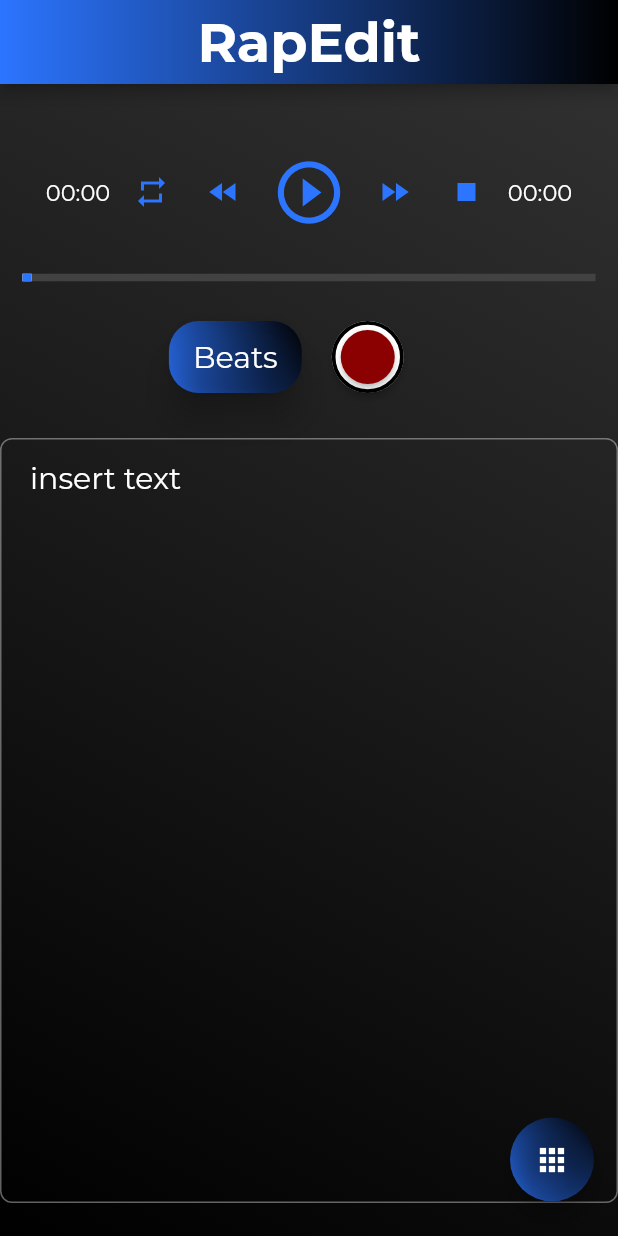
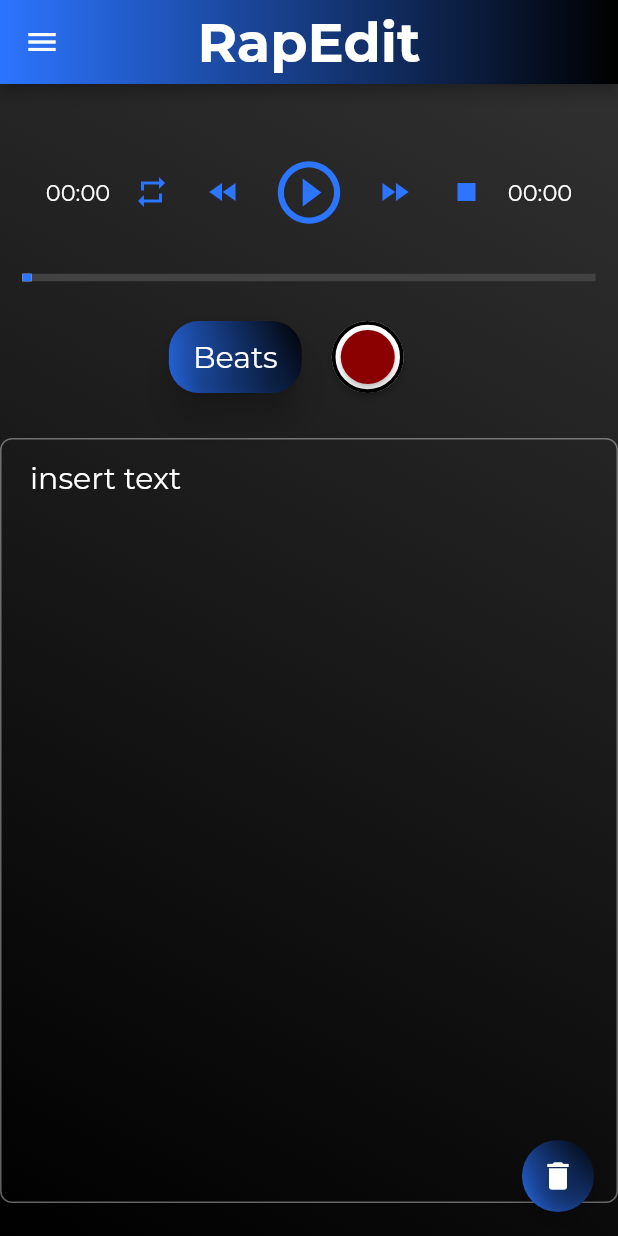
Before and after one commit to Catonzio/rap_edit, a Flutter app: the WritingPage screen opened directly, on a phone screen of 412 x 824 dp. Run offline on Flutter 3.47's test engine with Material 2 defaults, Android fonts, the light colour scheme and no system bars; our stand-ins replace audioplayers, file_picker, gradient_app_bar, permission_handler, shared_preferences; missing offline and left inert: flutter_audio_recorder, share_extend, youtube_explode_dart; accounts and stored records are empty; project files that could hold a hidden picture were left out.

Commit message:
iniziato ad aggiungere il cstmdrawer; tolto il floatingActionCarousel e ci ho messo solo il delete text

```diff
--- a/lib/Trials/Trials.dart
+++ b/lib/Trials/Trials.dart
@@ -16,11 +16,7 @@ class MyApp extends StatelessWidget {
       theme: ThemeData(
         primarySwatch: Colors.blue,
       ),
-      home: Container(
-        child: CstmBackGround(
-          body: CstmDrawer(),
-        ),
-      )
+      home: CstmDrawer()
     );
   }
 }
--- a/lib/pages/WritingPage.dart
+++ b/lib/pages/WritingPage.dart
@@ -8,6 +8,7 @@ import 'package:rap_edit/custom_widgets/CstmBackGround.dart';
 import 'package:rap_edit/custom_widgets/CstmTextField.dart';
 import 'package:rap_edit/custom_widgets/CtsmButton.dart';
 import 'package:rap_edit/custom_widgets/OtherRecorderWidget.dart';
+import 'package:rap_edit/drawer/CstmDrawer.dart';
 import 'package:rap_edit/models/Dictionary.dart';
 import 'package:rap_edit/models/SongFile.dart';
 import 'package:rap_edit/models/SongSingleton.dart';
@@ -79,8 +80,9 @@ class WritingPageState extends State<WritingPage> with AutomaticKeepAliveClientM
         backgroundColorStart: MyColors.primaryColor,
         backgroundColorEnd: MyColors.endElementColor,
         //serve per non permettere di tornare indietro dall'appbar
-        automaticallyImplyLeading: false,
+        //automaticallyImplyLeading: false,
       ),
+        drawer: CstmDrawer(),
         body: CstmBackGround(
           body: Center(
             child: Column(
@@ -120,7 +122,24 @@ class WritingPageState extends State<WritingPage> with AutomaticKeepAliveClientM
             ),
           ),
         ),
-        floatingActionButton: FloatingButtonsCarousel(this),
+        floatingActionButton: Container(
+          decoration: BoxDecoration(
+              gradient: LinearGradient(
+                  begin: Alignment.topRight,
+                  end: Alignment.bottomLeft,
+                  colors: [MyColors.endElementColor, MyColors.primaryColor]
+              ),
+              borderRadius: BorderRadius.circular(50.0)
+          ),
+          child: new FloatingActionButton(
+            heroTag: null,
+            backgroundColor: Colors.transparent,
+            mini: true,
+            child: new Icon(Icons.delete, color: MyColors.textColor),
+            onPressed: () { //alertDeleteText(context);
+               },
+          ),
+        )
     );
   }
 
```
Also changed, not shown: lib/drawer/CstmDrawer.dart (+65 -21 lines), lib/drawer/CstmDrawerLine.dart (added, +40 -0 lines).
